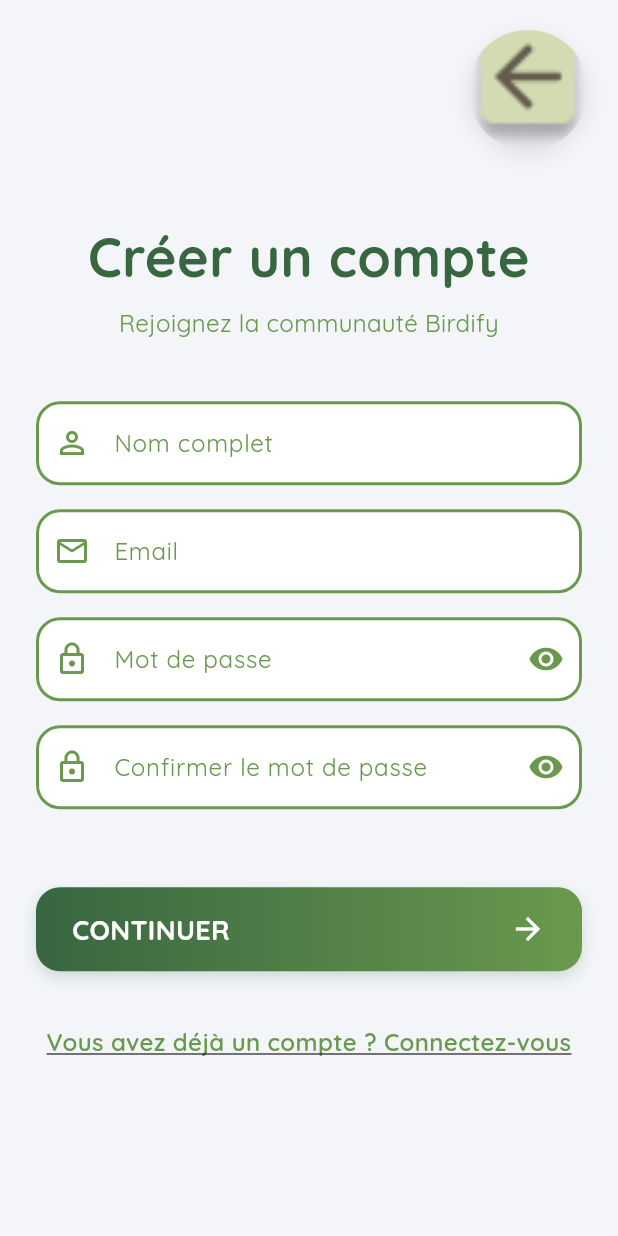
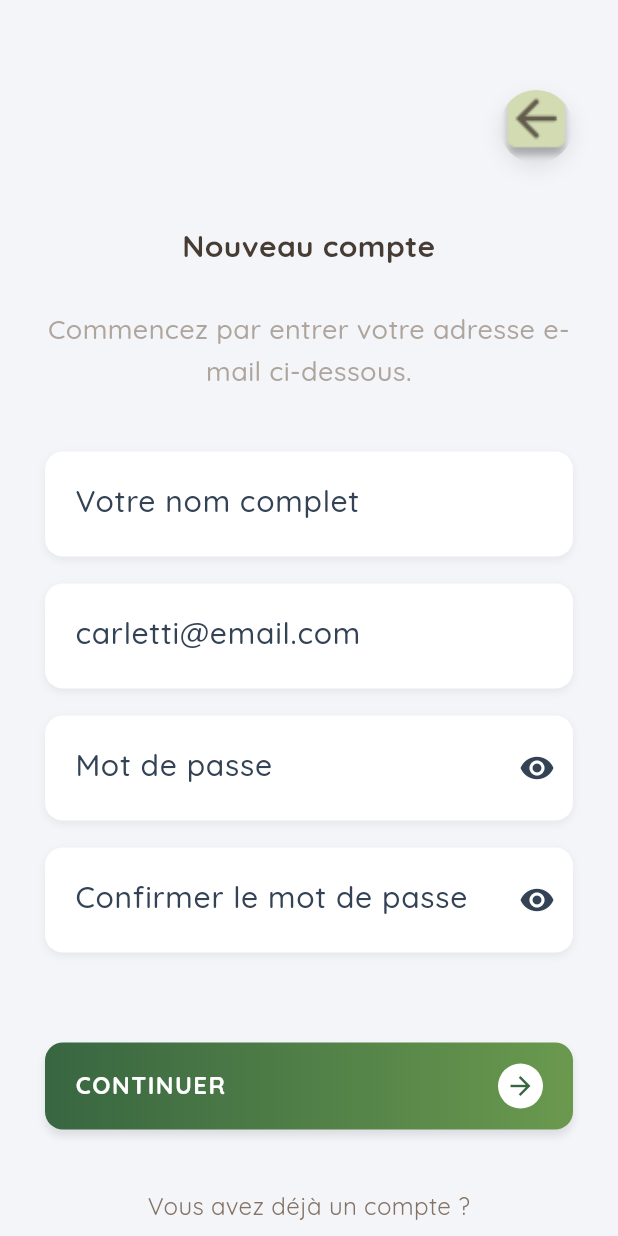
Before and after one commit to Bastienlubr/appbirdify, a Flutter app: the RegisterScreen screen opened directly, on a phone screen of 412 x 824 dp. Run offline on Flutter 3.47's test engine with Material 3 defaults, Android fonts, the phone set to English and light mode, and no system bars; our stand-ins replace cloud_firestore, firebase_auth, firebase_core, google_fonts, just_audio; accounts and stored records are empty.

Commit message:
feat: adaptation du design Figma - écrans de connexion et inscription simplifiés avec style épuré

```diff
--- a/lib/pages/auth/register_screen.dart
+++ b/lib/pages/auth/register_screen.dart
@@ -40,18 +40,15 @@ class _RegisterScreenState extends State<RegisterScreen> {
     });
 
     try {
-      // Créer l'utilisateur avec Firebase Auth
       UserCredential userCredential = await FirebaseAuth.instance.createUserWithEmailAndPassword(
         email: _emailController.text.trim(),
         password: _passwordController.text,
       );
 
-      // Mettre à jour le nom d'affichage
       await userCredential.user?.updateDisplayName(_nameController.text.trim());
 
       if (!context.mounted) return;
 
-      // Navigation vers la page d'accueil après inscription réussie
       Navigator.pushReplacement(
         context,
         MaterialPageRoute(builder: (context) => const HomeScreen()),
@@ -98,17 +95,30 @@ class _RegisterScreenState extends State<RegisterScreen> {
   Widget build(BuildContext context) {
     return Scaffold(
       backgroundColor: const Color(0xFFF3F5F9),
-      body: Stack(
+      body: SafeArea(
+        child: SingleChildScrollView(
+          padding: const EdgeInsets.symmetric(horizontal: 30.0),
+          child: ConstrainedBox(
+            constraints: BoxConstraints(
+              minHeight: MediaQuery.of(context).size.height - MediaQuery.of(context).padding.top - MediaQuery.of(context).padding.bottom,
+            ),
+            child: IntrinsicHeight(
+              child: Form(
+                key: _formKey,
+                child: Column(
+                  mainAxisAlignment: MainAxisAlignment.center,
+                  crossAxisAlignment: CrossAxisAlignment.stretch,
                   children: [
+                    const SizedBox(height: 60),
+
                     // Mascotte flottante en haut à droite
-          Positioned(
-            top: MediaQuery.of(context).padding.top + 20,
-            right: 20,
+                    Align(
+                      alignment: Alignment.centerRight,
                       child: Container(
-              width: 80,
-              height: 80,
+                        width: 49,
+                        height: 49,
                         decoration: BoxDecoration(
-                borderRadius: BorderRadius.circular(40),
+                          borderRadius: BorderRadius.circular(24.5),
                           boxShadow: [
                             BoxShadow(
                               color: Colors.black.withAlpha(20),
@@ -118,7 +128,7 @@ class _RegisterScreenState extends State<RegisterScreen> {
                           ],
                         ),
                         child: ClipRRect(
-                borderRadius: BorderRadius.circular(40),
+                          borderRadius: BorderRadius.circular(24.5),
                           child: Image.asset(
                             'assets/Images/Bouton/bouton echap.png',
                             fit: BoxFit.cover,
@@ -126,78 +136,65 @@ class _RegisterScreenState extends State<RegisterScreen> {
                         ),
                       ),
                     ),
-
-          // Contenu principal centré
-          SafeArea(
-            child: SingleChildScrollView(
-              padding: const EdgeInsets.symmetric(horizontal: 24.0),
-              child: ConstrainedBox(
-                constraints: BoxConstraints(
-                  minHeight: MediaQuery.of(context).size.height - MediaQuery.of(context).padding.top - MediaQuery.of(context).padding.bottom,
-                ),
-                child: IntrinsicHeight(
-                  child: Center(
-                    child: ConstrainedBox(
-                      constraints: const BoxConstraints(maxWidth: 400),
-                      child: Form(
-                        key: _formKey,
-                        child: Column(
-                          mainAxisAlignment: MainAxisAlignment.center,
-                          crossAxisAlignment: CrossAxisAlignment.stretch,
-                          children: [
-                            const SizedBox(height: 60), // Espace pour la mascotte
+                    const SizedBox(height: 40),
 
                     // Titre principal
                     const Text(
-                              'Créer un compte',
+                      'Nouveau compte',
                       style: TextStyle(
+                        color: Color(0xFF473C33),
+                        fontSize: 20,
                         fontFamily: 'Quicksand',
-                                fontSize: 36,
                         fontWeight: FontWeight.w700,
-                                color: Color(0xFF386641),
                       ),
                       textAlign: TextAlign.center,
                     ),
-                            const SizedBox(height: 8),
+                    const SizedBox(height: 27),
 
-                            const Text(
-                              'Rejoignez la communauté Birdify',
+                    // Sous-titre
+                    Opacity(
+                      opacity: 0.80,
+                      child: const Text(
+                        'Commencez par entrer votre adresse e-mail ci-dessous.',
                         style: TextStyle(
+                          color: Color(0xC4847264),
+                          fontSize: 18,
                           fontFamily: 'Quicksand',
-                                fontSize: 16,
-                                fontWeight: FontWeight.w400,
-                                color: Color(0xFF6A994E),
+                          fontWeight: FontWeight.w500,
+                          height: 1.56,
                         ),
                         textAlign: TextAlign.center,
                       ),
+                    ),
                     const SizedBox(height: 40),
 
-                            // Champ nom
-                            TextFormField(
+                    // Champ nom complet
+                    Container(
+                      height: 70,
+                      decoration: BoxDecoration(
+                        color: Colors.white,
+                        borderRadius: BorderRadius.circular(12),
+                        boxShadow: [
+                          BoxShadow(
+                            color: Colors.black.withAlpha(15),
+                            blurRadius: 4,
+                            offset: const Offset(0, 2),
+                          ),
+                        ],
+                      ),
+                      child: TextFormField(
                         controller: _nameController,
                         keyboardType: TextInputType.name,
-                              decoration: InputDecoration(
-                                labelText: 'Nom complet',
-                                hintText: 'Votre nom',
-                                prefixIcon: const Icon(Icons.person_outline, color: Color(0xFF6A994E)),
-                                border: OutlineInputBorder(
-                                  borderRadius: BorderRadius.circular(16),
-                                  borderSide: const BorderSide(color: Color(0xFF6A994E)),
+                        decoration: const InputDecoration(
+                          hintText: 'Votre nom complet',
+                          hintStyle: TextStyle(
+                            color: Color(0xFF334355),
+                            fontSize: 20,
+                            fontFamily: 'Quicksand',
+                            fontWeight: FontWeight.w500,
                           ),
-                                enabledBorder: OutlineInputBorder(
-                                  borderRadius: BorderRadius.circular(16),
-                                  borderSide: const BorderSide(color: Color(0xFF6A994E), width: 2),
-                                ),
-                                focusedBorder: OutlineInputBorder(
-                                  borderRadius: BorderRadius.circular(16),
-                                  borderSide: const BorderSide(color: Color(0xFF386641), width: 3),
-                                ),
-                                filled: true,
-                                fillColor: Colors.white,
-                                labelStyle: const TextStyle(
-                                  fontFamily: 'Quicksand',
-                                  color: Color(0xFF6A994E),
-                                ),
+                          contentPadding: EdgeInsets.symmetric(horizontal: 20, vertical: 23),
+                          border: InputBorder.none,
                         ),
                         validator: (value) {
                           if (value == null || value.isEmpty) {
@@ -206,34 +203,36 @@ class _RegisterScreenState extends State<RegisterScreen> {
                           return null;
                         },
                       ),
-                            const SizedBox(height: 16),
+                    ),
+                    const SizedBox(height: 18),
 
                     // Champ email
-                            TextFormField(
+                    Container(
+                      height: 70,
+                      decoration: BoxDecoration(
+                        color: Colors.white,
+                        borderRadius: BorderRadius.circular(12),
+                        boxShadow: [
+                          BoxShadow(
+                            color: Colors.black.withAlpha(15),
+                            blurRadius: 4,
+                            offset: const Offset(0, 2),
+                          ),
+                        ],
+                      ),
+                      child: TextFormField(
                         controller: _emailController,
                         keyboardType: TextInputType.emailAddress,
-                              decoration: InputDecoration(
-                                labelText: 'Email',
-                                hintText: 'votre@email.com',
-                                prefixIcon: const Icon(Icons.email_outlined, color: Color(0xFF6A994E)),
-                                border: OutlineInputBorder(
-                                  borderRadius: BorderRadius.circular(16),
-                                  borderSide: const BorderSide(color: Color(0xFF6A994E)),
+                        decoration: const InputDecoration(
+                          hintText: 'carletti@email.com',
+                          hintStyle: TextStyle(
+                            color: Color(0xFF334355),
+                            fontSize: 20,
+                            fontFamily: 'Quicksand',
+                            fontWeight: FontWeight.w500,
                           ),
-                                enabledBorder: OutlineInputBorder(
-                                  borderRadius: BorderRadius.circular(16),
-                                  borderSide: const BorderSide(color: Color(0xFF6A994E), width: 2),
-                                ),
-                                focusedBorder: OutlineInputBorder(
-                                  borderRadius: BorderRadius.circular(16),
-                                  borderSide: const BorderSide(color: Color(0xFF386641), width: 3),
-                                ),
-                                filled: true,
-                                fillColor: Colors.white,
-                                labelStyle: const TextStyle(
-                                  fontFamily: 'Quicksand',
-                                  color: Color(0xFF6A994E),
-                                ),
+                          contentPadding: EdgeInsets.symmetric(horizontal: 20, vertical: 23),
+                          border: InputBorder.none,
                         ),
                         validator: (value) {
                           if (value == null || value.isEmpty) {
@@ -245,44 +244,46 @@ class _RegisterScreenState extends State<RegisterScreen> {
                           return null;
                         },
                       ),
-                            const SizedBox(height: 16),
+                    ),
+                    const SizedBox(height: 18),
 
                     // Champ mot de passe
-                            TextFormField(
+                    Container(
+                      height: 70,
+                      decoration: BoxDecoration(
+                        color: Colors.white,
+                        borderRadius: BorderRadius.circular(12),
+                        boxShadow: [
+                          BoxShadow(
+                            color: Colors.black.withAlpha(15),
+                            blurRadius: 4,
+                            offset: const Offset(0, 2),
+                          ),
+                        ],
+                      ),
+                      child: TextFormField(
                         controller: _passwordController,
                         obscureText: _obscurePassword,
                         decoration: InputDecoration(
-                                labelText: 'Mot de passe',
-                                hintText: 'Votre mot de passe',
-                                prefixIcon: const Icon(Icons.lock_outline, color: Color(0xFF6A994E)),
+                          hintText: 'Mot de passe',
+                          hintStyle: const TextStyle(
+                            color: Color(0xFF334355),
+                            fontSize: 20,
+                            fontFamily: 'Quicksand',
+                            fontWeight: FontWeight.w500,
+                          ),
+                          contentPadding: const EdgeInsets.symmetric(horizontal: 20, vertical: 23),
+                          border: InputBorder.none,
                           suffixIcon: IconButton(
                             icon: Icon(
                               _obscurePassword ? Icons.visibility : Icons.visibility_off,
-                                    color: const Color(0xFF6A994E),
+                              color: const Color(0xFF334355),
                             ),
                             onPressed: () {
                               setState(() {
                                 _obscurePassword = !_obscurePassword;
                               });
                             },
-                                ),
-                                border: OutlineInputBorder(
-                                  borderRadius: BorderRadius.circular(16),
-                                  borderSide: const BorderSide(color: Color(0xFF6A994E)),
-                                ),
-                                enabledBorder: OutlineInputBorder(
-                                  borderRadius: BorderRadius.circular(16),
-                                  borderSide: const BorderSide(color: Color(0xFF6A994E), width: 2),
-                                ),
-                                focusedBorder: OutlineInputBorder(
-                                  borderRadius: BorderRadius.circular(16),
-                                  borderSide: const BorderSide(color: Color(0xFF386641), width: 3),
-                                ),
-                                filled: true,
-                                fillColor: Colors.white,
-                                labelStyle: const TextStyle(
-                                  fontFamily: 'Quicksand',
-                                  color: Color(0xFF6A994E),
                           ),
                         ),
                         validator: (value) {
@@ -295,44 +296,46 @@ class _RegisterScreenState extends State<RegisterScreen> {
                           return null;
                         },
                       ),
-                            const SizedBox(height: 16),
+                    ),
+                    const SizedBox(height: 18),
 
                     // Champ confirmation mot de passe
-                            TextFormField(
+                    Container(
+                      height: 70,
+                      decoration: BoxDecoration(
+                        color: Colors.white,
+                        borderRadius: BorderRadius.circular(12),
+                        boxShadow: [
+                          BoxShadow(
+                            color: Colors.black.withAlpha(15),
+                            blurRadius: 4,
+                            offset: const Offset(0, 2),
+                          ),
+                        ],
+                      ),
+                      child: TextFormField(
                         controller: _confirmPasswordController,
                         obscureText: _obscureConfirmPassword,
                         decoration: InputDecoration(
-                                labelText: 'Confirmer le mot de passe',
-                                hintText: 'Confirmez votre mot de passe',
-                                prefixIcon: const Icon(Icons.lock_outline, color: Color(0xFF6A994E)),
+                          hintText: 'Confirmer le mot de passe',
+                          hintStyle: const TextStyle(
+                            color: Color(0xFF334355),
+                            fontSize: 20,
+                            fontFamily: 'Quicksand',
+                            fontWeight: FontWeight.w500,
+                          ),
+                          contentPadding: const EdgeInsets.symmetric(horizontal: 20, vertical: 23),
+                          border: InputBorder.none,
                           suffixIcon: IconButton(
                             icon: Icon(
                               _obscureConfirmPassword ? Icons.visibility : Icons.visibility_off,
-                                    color: const Color(0xFF6A994E),
+                              color: const Color(0xFF334355),
                             ),
                             onPressed: () {
                               setState(() {
                                 _obscureConfirmPassword = !_obscureConfirmPassword;
                               });
                             },
-                                ),
-                                border: OutlineInputBorder(
-                                  borderRadius: BorderRadius.circular(16),
-                                  borderSide: const BorderSide(color: Color(0xFF6A994E)),
-                                ),
-                                enabledBorder: OutlineInputBorder(
-                                  borderRadius: BorderRadius.circular(16),
-                                  borderSide: const BorderSide(color: Color(0xFF6A994E), width: 2),
-                                ),
-                                focusedBorder: OutlineInputBorder(
-                                  borderRadius: BorderRadius.circular(16),
-                                  borderSide: const BorderSide(color: Color(0xFF386641), width: 3),
-                                ),
-                                filled: true,
-                                fillColor: Colors.white,
-                                labelStyle: const TextStyle(
-                                  fontFamily: 'Quicksand',
-                                  color: Color(0xFF6A994E),
                           ),
                         ),
                         validator: (value) {
@@ -344,6 +347,7 @@ class _RegisterScreenState extends State<RegisterScreen> {
                           }
                           return null;
                         },
+                      ),
                     ),
                     const SizedBox(height: 20),
 
@@ -380,22 +384,22 @@ class _RegisterScreenState extends State<RegisterScreen> {
                           ],
                         ),
                       ),
-                            const SizedBox(height: 32),
+                    const SizedBox(height: 40),
 
                     // Bouton CONTINUER avec flèche
                     Container(
-                              height: 56,
+                      height: 58,
                       decoration: BoxDecoration(
-                                borderRadius: BorderRadius.circular(16),
                         gradient: const LinearGradient(
                           colors: [Color(0xFF386641), Color(0xFF6A994E)],
                           begin: Alignment.centerLeft,
                           end: Alignment.centerRight,
                         ),
+                        borderRadius: BorderRadius.circular(12),
                         boxShadow: [
                           BoxShadow(
-                                    color: const Color(0xFF386641).withAlpha(50),
-                                    blurRadius: 8,
+                            color: Colors.black.withAlpha(25),
+                            blurRadius: 4,
                             offset: const Offset(0, 4),
                           ),
                         ],
@@ -403,10 +407,10 @@ class _RegisterScreenState extends State<RegisterScreen> {
                       child: Material(
                         color: Colors.transparent,
                         child: InkWell(
-                                  borderRadius: BorderRadius.circular(16),
+                          borderRadius: BorderRadius.circular(12),
                           onTap: _isLoading ? null : _signUp,
                           child: Container(
-                                    padding: const EdgeInsets.symmetric(horizontal: 24),
+                            padding: const EdgeInsets.symmetric(horizontal: 20),
                             child: Row(
                               mainAxisAlignment: MainAxisAlignment.spaceBetween,
                               children: [
@@ -423,17 +427,26 @@ class _RegisterScreenState extends State<RegisterScreen> {
                                   const Text(
                                     'CONTINUER',
                                     style: TextStyle(
+                                      color: Colors.white,
+                                      fontSize: 16,
                                       fontFamily: 'Quicksand',
-                                              fontSize: 18,
                                       fontWeight: FontWeight.w700,
-                                              color: Colors.white,
+                                      letterSpacing: 1,
                                     ),
                                   ),
                                 if (!_isLoading)
-                                          const Icon(
+                                  Container(
+                                    width: 30,
+                                    height: 30,
+                                    decoration: const BoxDecoration(
+                                      color: Colors.white,
+                                      shape: BoxShape.circle,
+                                    ),
+                                    child: const Icon(
                                       Icons.arrow_forward,
-                                            color: Colors.white,
-                                            size: 24,
+                                      color: Color(0xFF386641),
+                                      size: 20,
+                                    ),
                                   ),
                               ],
                             ),
@@ -441,7 +454,7 @@ class _RegisterScreenState extends State<RegisterScreen> {
                         ),
                       ),
                     ),
-                            const SizedBox(height: 24),
+                    const SizedBox(height: 40),
 
                     // Lien vers la connexion
                     GestureDetector(
@@ -470,22 +483,51 @@ class _RegisterScreenState extends State<RegisterScreen> {
                           ),
                         );
                       },
-                              child: Container(
-                                padding: const EdgeInsets.symmetric(vertical: 12),
-                                child: const Text(
-                                  'Vous avez déjà un compte ? Connectez-vous',
+                      child: Column(
+                        children: [
+                          const Text(
+                            'Vous avez déjà un compte ?',
                             style: TextStyle(
+                              color: Color(0xFF847264),
+                              fontSize: 16,
                               fontFamily: 'Quicksand',
-                                    fontSize: 16,
-                                    fontWeight: FontWeight.w600,
-                                    color: Color(0xFF6A994E),
-                                    decoration: TextDecoration.underline,
+                              fontWeight: FontWeight.w400,
+                              height: 1.38,
                             ),
                             textAlign: TextAlign.center,
                           ),
+                          const SizedBox(height: 8),
+                          const Text(
+                            'SE CONNECTER',
+                            style: TextStyle(
+                              color: Color(0xFF6A994E),
+                              fontSize: 16,
+                              fontFamily: 'Quicksand',
+                              fontWeight: FontWeight.w700,
+                              height: 1.38,
+                              letterSpacing: 1,
+                            ),
+                            textAlign: TextAlign.center,
+                          ),
+                        ],
                       ),
                     ),
-                            const SizedBox(height: 20),
+                    const SizedBox(height: 40),
+
+                    // Indicateur de navigation (optionnel)
+                    Center(
+                      child: Opacity(
+                        opacity: 0.20,
+                        child: Container(
+                          width: 134,
+                          height: 5,
+                          decoration: BoxDecoration(
+                            color: const Color(0xFF334355),
+                            borderRadius: BorderRadius.circular(2.50),
+                          ),
+                        ),
+                      ),
+                    ),
                   ],
                 ),
               ),
@@ -493,10 +535,6 @@ class _RegisterScreenState extends State<RegisterScreen> {
           ),
         ),
       ),
-            ),
-          ),
-        ],
-      ),
     );
   }
 }
```
Also changed, not shown: lib/pages/auth/login_screen.dart (+168 -102 lines). Lines whose indentation alone changed are shown as unchanged.
